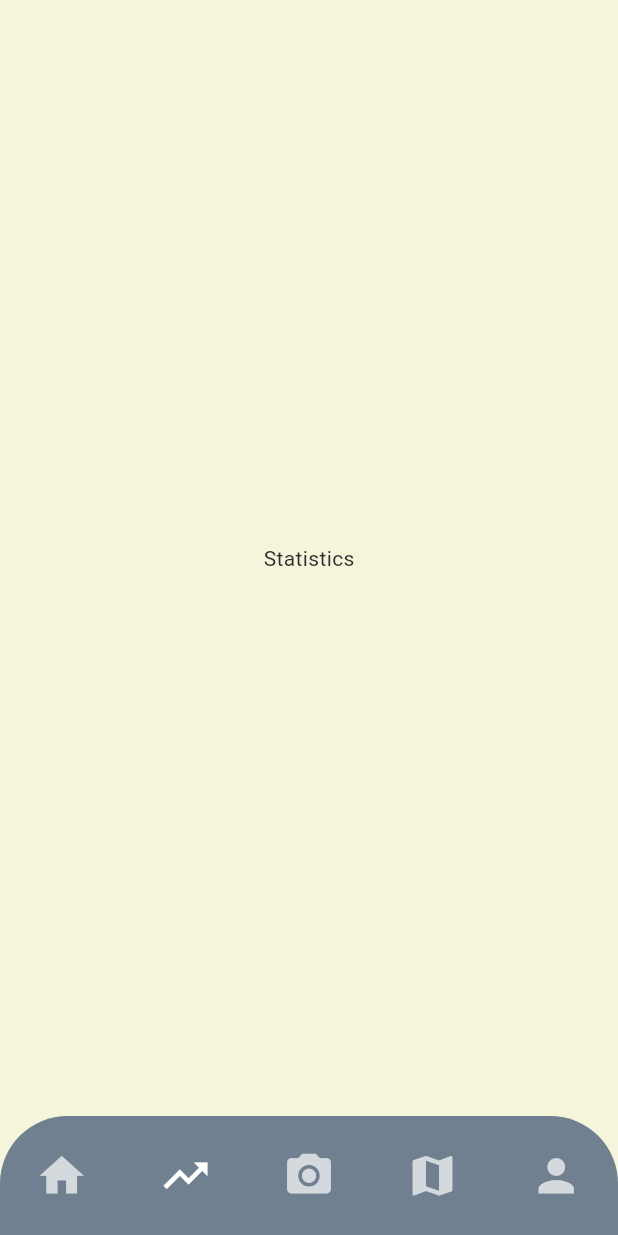
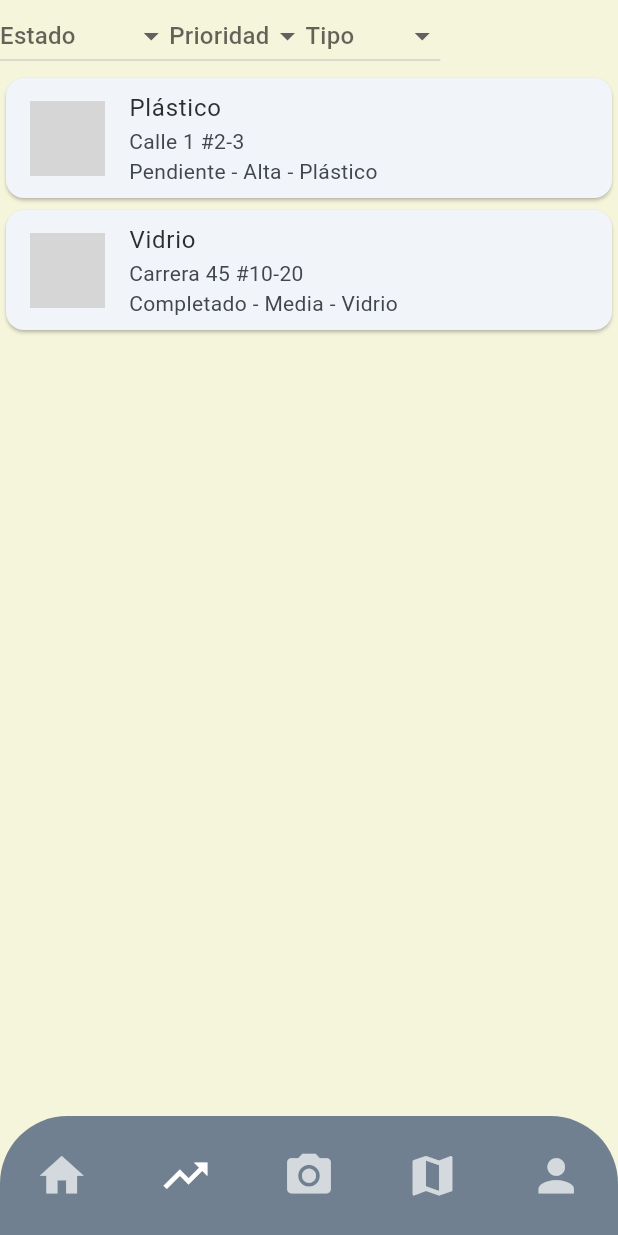
Before and after one commit to MiguelVN7/Proyecto2, a Flutter app: the screen it shows after launch, item 2 of the bottom bar chosen, on a phone screen of 412 x 824 dp. Run offline on Flutter 3.47's test engine with Material 3 defaults, Android fonts, the light colour scheme and no system bars; our stand-ins replace camera, geolocator, google_maps_flutter, package_info_plus; network calls fail; grey boxes are pictures that could not be loaded.

Commit message:
feat: Integrate Juan_Ignacio's map and reports functionality
Selective integration of new features from Juan_Ignacio branch:

New files added:
- frontend/lib/models/reporte.dart: Report data model
- frontend/lib/screens/lista_reportes_screen.dart: Reports list screen
- frontend/lib/screens/mapa_reportes_screen.dart: Map with reports visualization

Updated files:
- frontend/lib/main.dart:
  * Added imports for new screens and models
  * Integrated sample data for testing
  * Updated navigation to use new screens
  * Maintained existing documentation and naming conventions
- frontend/pubspec.yaml: Added google_maps_flutter dependency

This integration preserves all Dart naming convention improvements
while adding Juan_Ignacio's map and statistics functionality.

```diff
--- a/frontend/lib/main.dart
+++ b/frontend/lib/main.dart
@@ -2,6 +2,9 @@ import 'package:flutter/material.dart';
 import 'package:package_info_plus/package_info_plus.dart';
 import 'camera_screen.dart';
 import 'colors.dart';
+import 'models/reporte.dart';
+import 'screens/mapa_reportes_screen.dart';
+import 'screens/lista_reportes_screen.dart';
 
 /// Entry point of the EcoTrack application.
 ///
@@ -35,6 +38,36 @@ class EcoTrackApp extends StatelessWidget {
   }
 }
 
+/// Sample data for testing the reports functionality.
+///
+/// This list contains example reports with different types of waste,
+/// locations, and status for development and testing purposes.
+final List<Reporte> reportesEjemplo = [
+  Reporte(
+    id: '1',
+    fotoUrl: 'https://images.unsplash.com/photo-1464983953574-0892a716854b?auto=format&fit=crop&w=100&q=80',
+    ubicacion: 'Calle 1 #2-3',
+    clasificacion: 'Plástico',
+    estado: 'Pendiente',
+    prioridad: 'Alta',
+    tipoResiduo: 'Plástico',
+    lat: 6.244203,
+    lng: -75.581212,
+  ),
+  Reporte(
+    id: '2',
+    fotoUrl: 'https://images.unsplash.com/photo-1519125323398-675f0ddb6308?auto=format&fit=crop&w=100&q=80',
+    ubicacion: 'Carrera 45 #10-20',
+    clasificacion: 'Vidrio',
+    estado: 'Completado',
+    prioridad: 'Media',
+    tipoResiduo: 'Vidrio',
+    lat: 6.250000,
+    lng: -75.570000,
+  ),
+  // More example reports can be added here
+];
+
 /// Main screen widget with bottom navigation.
 ///
 /// This widget provides the primary navigation structure for the app,
@@ -63,9 +96,9 @@ class _MainScreenState extends State<MainScreen> {
   /// to a separate screen rather than switching content.
   final List<Widget> _screens = [
     const HomeScreen(),
-    const Center(child: Text('Statistics')), // Placeholder
+    ListaReportesScreen(reportes: reportesEjemplo), // Reports list screen
     const HomeScreen(), // Placeholder for camera (will navigate to separate screen)
-    const Center(child: Text('Map')), // Placeholder
+    MapaReportesScreen(reportes: reportesEjemplo), // Map screen with reports
     const Center(child: Text('Profile')), // Placeholder
   ];
 
--- /dev/null
+++ b/frontend/lib/models/reporte.dart
@@ -0,0 +1,25 @@
+// Se crea un modelo para los reportes
+
+class Reporte {
+  final String id;
+  final String fotoUrl;
+  final String ubicacion;
+  final String clasificacion;
+  final String estado;
+  final String prioridad;
+  final String tipoResiduo;
+  final double lat;
+  final double lng;
+
+  Reporte({
+    required this.id,
+    required this.fotoUrl,
+    required this.ubicacion,
+    required this.clasificacion,
+    required this.estado,
+    required this.prioridad,
+    required this.tipoResiduo,
+    required this.lat,
+    required this.lng,
+  });
+}
--- /dev/null
+++ b/frontend/lib/screens/lista_reportes_screen.dart
@@ -0,0 +1,77 @@
+// Se crea una pantalla para listar los reportes con filtros
+
+import 'package:flutter/material.dart';
+import '../models/reporte.dart';
+
+class ListaReportesScreen extends StatefulWidget {
+  final List<Reporte> reportes;
+  const ListaReportesScreen({super.key, required this.reportes});
+
+  @override
+  State<ListaReportesScreen> createState() => _ListaReportesScreenState();
+}
+
+class _ListaReportesScreenState extends State<ListaReportesScreen> {
+  String? estado;
+  String? prioridad;
+  String? tipoResiduo;
+
+  @override
+  Widget build(BuildContext context) {
+    var filtrados = widget.reportes.where((r) {
+      if (estado != null && r.estado != estado) return false;
+      if (prioridad != null && r.prioridad != prioridad) return false;
+      if (tipoResiduo != null && r.tipoResiduo != tipoResiduo) return false;
+      return true;
+    }).toList();
+
+    return Column(
+      children: [
+        // Filtros
+        Row(
+          children: [
+            DropdownButton<String>(
+              hint: const Text('Estado'),
+              value: estado,
+              items: ['Pendiente', 'En proceso', 'Completado']
+                  .map((e) => DropdownMenuItem(value: e, child: Text(e)))
+                  .toList(),
+              onChanged: (v) => setState(() => estado = v),
+            ),
+            DropdownButton<String>(
+              hint: const Text('Prioridad'),
+              value: prioridad,
+              items: ['Alta', 'Media', 'Baja']
+                  .map((e) => DropdownMenuItem(value: e, child: Text(e)))
+                  .toList(),
+              onChanged: (v) => setState(() => prioridad = v),
+            ),
+            DropdownButton<String>(
+              hint: const Text('Tipo'),
+              value: tipoResiduo,
+              items: ['Plástico', 'Orgánico', 'Vidrio']
+                  .map((e) => DropdownMenuItem(value: e, child: Text(e)))
+                  .toList(),
+              onChanged: (v) => setState(() => tipoResiduo = v),
+            ),
+          ],
+        ),
+        Expanded(
+          child: ListView.builder(
+            itemCount: filtrados.length,
+            itemBuilder: (context, i) {
+              final r = filtrados[i];
+              return Card(
+                child: ListTile(
+                  leading: Image.network(r.fotoUrl, width: 50, height: 50, fit: BoxFit.cover),
+                  title: Text(r.clasificacion),
+                  subtitle: Text('${r.ubicacion}\n${r.estado} - ${r.prioridad} - ${r.tipoResiduo}'),
+                ),
+              );
+            },
+          ),
+        ),
+      ],
+    );
+  }
+}
--- /dev/null
+++ b/frontend/lib/screens/mapa_reportes_screen.dart
@@ -0,0 +1,30 @@
+// Se crea una pantalla para mostrar los reportes en un mapa
+
+import 'package:flutter/material.dart';
+import 'package:google_maps_flutter/google_maps_flutter.dart';
+import '../models/reporte.dart';
+
+class MapaReportesScreen extends StatelessWidget {
+  final List<Reporte> reportes;
+  const MapaReportesScreen({super.key, required this.reportes});
+
+  @override
+  Widget build(BuildContext context) {
+    return GoogleMap(
+      initialCameraPosition: CameraPosition(
+        target: LatLng(reportes.first.lat, reportes.first.lng),
+        zoom: 12,
+      ),
+      markers: reportes
+          .map((r) => Marker(
+                markerId: MarkerId(r.id),
+                position: LatLng(r.lat, r.lng),
+                infoWindow: InfoWindow(
+                  title: r.clasificacion,
+                  snippet: r.ubicacion,
+                ),
+              ))
+          .toSet(),
+    );
+  }
+}
--- a/frontend/pubspec.yaml
+++ b/frontend/pubspec.yaml
@@ -30,6 +30,7 @@ environment:
 dependencies:
   flutter:
     sdk: flutter
+  google_maps_flutter: ^2.5.3
   camera: ^0.11.2
   geolocator: ^14.0.2
   path_provider: ^2.1.5
```
